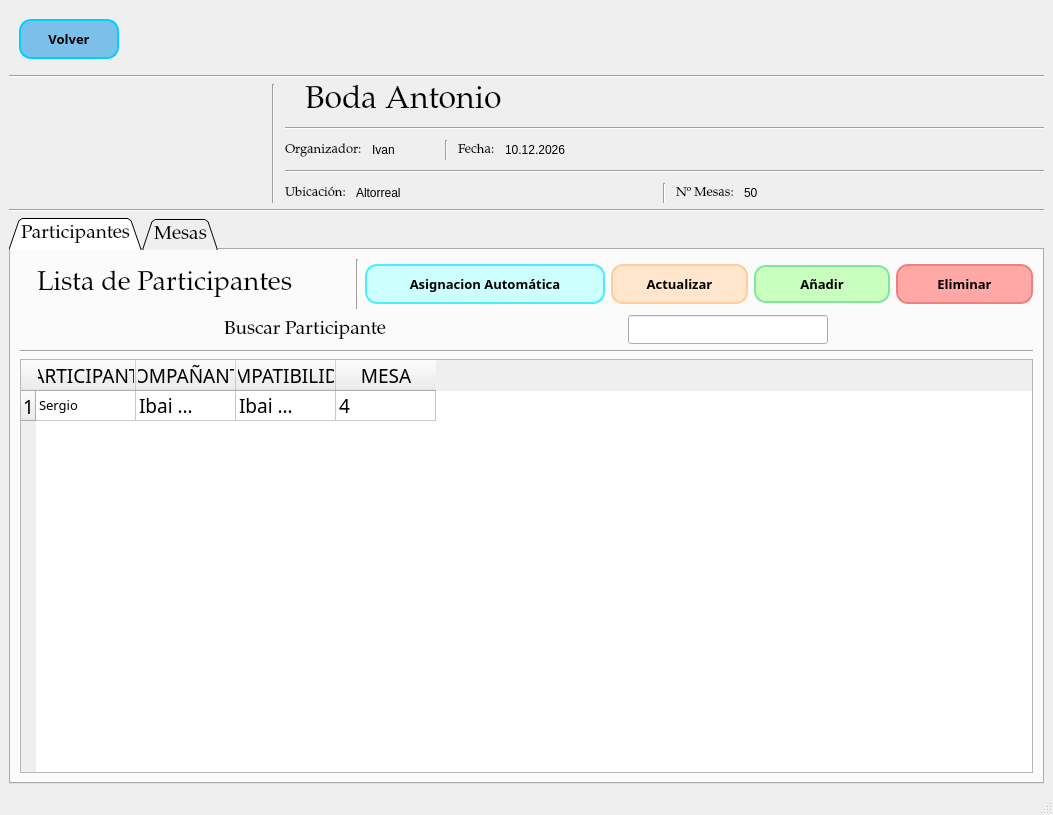
Above: src/ui/GestionDeEventos.ui from IvanJesusCorbalanPascual/Gestor-de-Eventos before the change. Below: the same form after it.
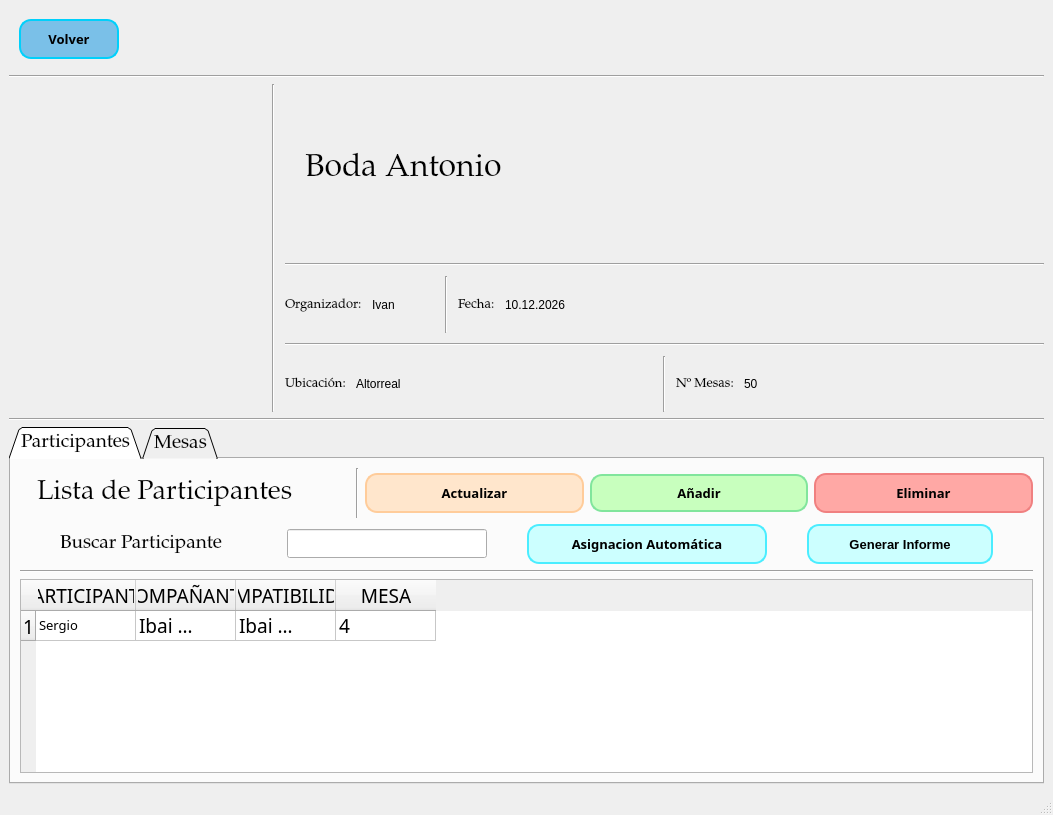
That is the form after the change. Icons and pictures are not drawn.

Commit message:
Implementación lógica/botón Generar Informe
He implementado toda la lógica para la generación del informe CSV en cada evento especifico, añadiendo las funciones y dialogos necesarios y implementando también un nuevo botón para vincularlo que he llamado btnGenerarInforme.

The edit to the form file:
```diff
--- a/src/ui/GestionDeEventos.ui
+++ b/src/ui/GestionDeEventos.ui
@@ -14,7 +14,7 @@
    <string>MainWindow</string>
   </property>
   <widget class="QWidget" name="centralwidget">
-   <layout class="QVBoxLayout" name="verticalLayout_2" stretch="1,0,7">
+   <layout class="QVBoxLayout" name="verticalLayout_2" stretch="1,0,0">
     <item>
      <layout class="QVBoxLayout" name="verticalLayout_5" stretch="0,0,0">
       <item>
@@ -489,43 +489,6 @@
                 </property>
                </widget>
               </item>
-              <item>
-               <widget class="QPushButton" name="btnAsignacionAutomatica">
-                <property name="minimumSize">
-                 <size>
-                  <width>240</width>
-                  <height>40</height>
-                 </size>
-                </property>
-                <property name="font">
-                 <font>
-                  <family>Alef</family>
-                  <pointsize>10</pointsize>
-                  <weight>75</weight>
-                  <italic>false</italic>
-                  <bold>true</bold>
-                 </font>
-                </property>
-                <property name="cursor">
-                 <cursorShape>PointingHandCursor</cursorShape>
-                </property>
-                <property name="styleSheet">
-                 <string notr="true">QWidget {
-    background-color: rgb(204, 255, 255); /* Un azul cian o turquesa muy pálido */
-	font-weight: bold;
-border-radius: 12px; /* Bordes Redondeados para todos los botones */
-	border: 2px solid #4AEDFF; /* Borde sutil */
-font-weight: bold;
-}
-QPushButton#btnAsignacionAutomatica:hover {
-    background-color: #4AEDFF;
-}</string>
-                </property>
-                <property name="text">
-                 <string>Asignacion Automática</string>
-                </property>
-               </widget>
-              </item>
               <item>
                <widget class="QPushButton" name="btnActualizarParticipante">
                 <property name="minimumSize">
@@ -679,6 +642,79 @@
                 </property>
                </widget>
               </item>
+              <item>
+               <widget class="QPushButton" name="btnAsignacionAutomatica">
+                <property name="minimumSize">
+                 <size>
+                  <width>240</width>
+                  <height>40</height>
+                 </size>
+                </property>
+                <property name="font">
+                 <font>
+                  <family>Alef</family>
+                  <pointsize>10</pointsize>
+                  <weight>75</weight>
+                  <italic>false</italic>
+                  <bold>true</bold>
+                 </font>
+                </property>
+                <property name="cursor">
+                 <cursorShape>PointingHandCursor</cursorShape>
+                </property>
+                <property name="styleSheet">
+                 <string notr="true">QWidget {
+    background-color: rgb(204, 255, 255); /* Un azul cian o turquesa muy pálido */
+	font-weight: bold;
+border-radius: 12px; /* Bordes Redondeados para todos los botones */
+	border: 2px solid #4AEDFF; /* Borde sutil */
+font-weight: bold;
+}
+QPushButton#btnAsignacionAutomatica:hover {
+    background-color: #4AEDFF;
+}</string>
+                </property>
+                <property name="text">
+                 <string>Asignacion Automática</string>
+                </property>
+               </widget>
+              </item>
+              <item>
+               <widget class="QPushButton" name="btnGenerarInforme">
+                <property name="minimumSize">
+                 <size>
+                  <width>0</width>
+                  <height>40</height>
+                 </size>
+                </property>
+                <property name="font">
+                 <font>
+                  <family>Arial</family>
+                  <pointsize>10</pointsize>
+                  <weight>75</weight>
+                  <bold>true</bold>
+                 </font>
+                </property>
+                <property name="cursor">
+                 <cursorShape>PointingHandCursor</cursorShape>
+                </property>
+                <property name="styleSheet">
+                 <string notr="true">QWidget {
+    background-color: rgb(204, 255, 255); /* Un azul cian o turquesa muy pálido */
+	font-weight: bold;
+border-radius: 12px; /* Bordes Redondeados para todos los botones */
+	border: 2px solid #4AEDFF; /* Borde sutil */
+font-weight: bold;
+}
+QPushButton#btnGenerarInforme:hover {
+    background-color: #4AEDFF;
+}</string>
+                </property>
+                <property name="text">
+                 <string>Generar Informe</string>
+                </property>
+               </widget>
+              </item>
              </layout>
             </item>
             <item>
```
The commit also changes 1 other file.
